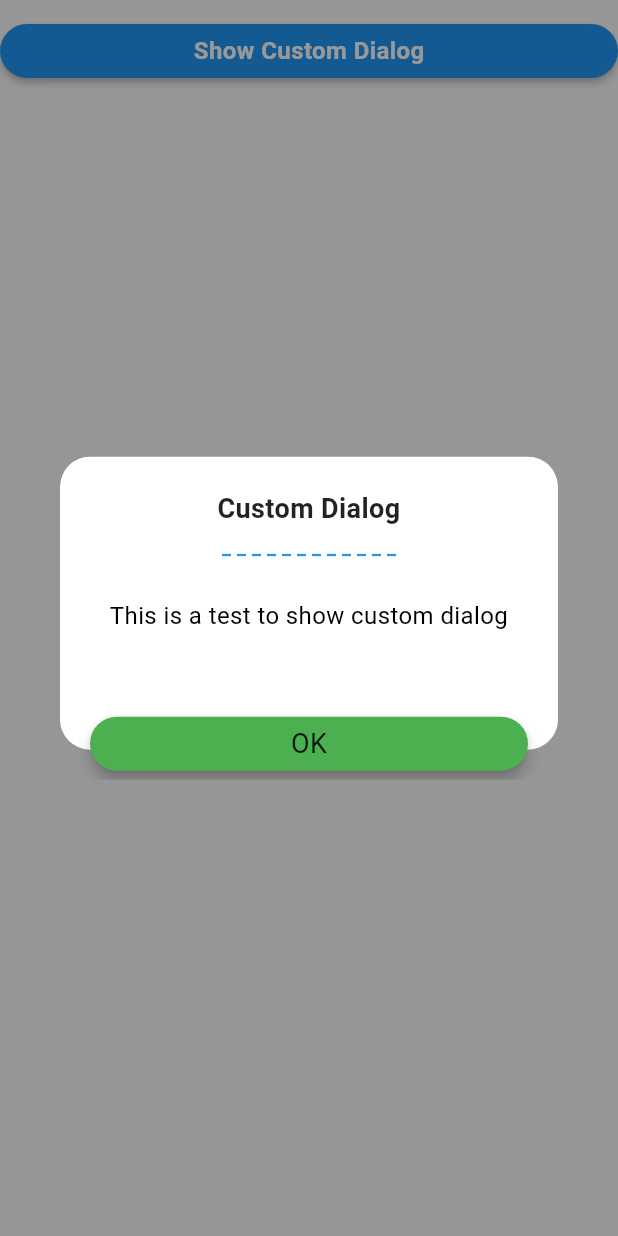
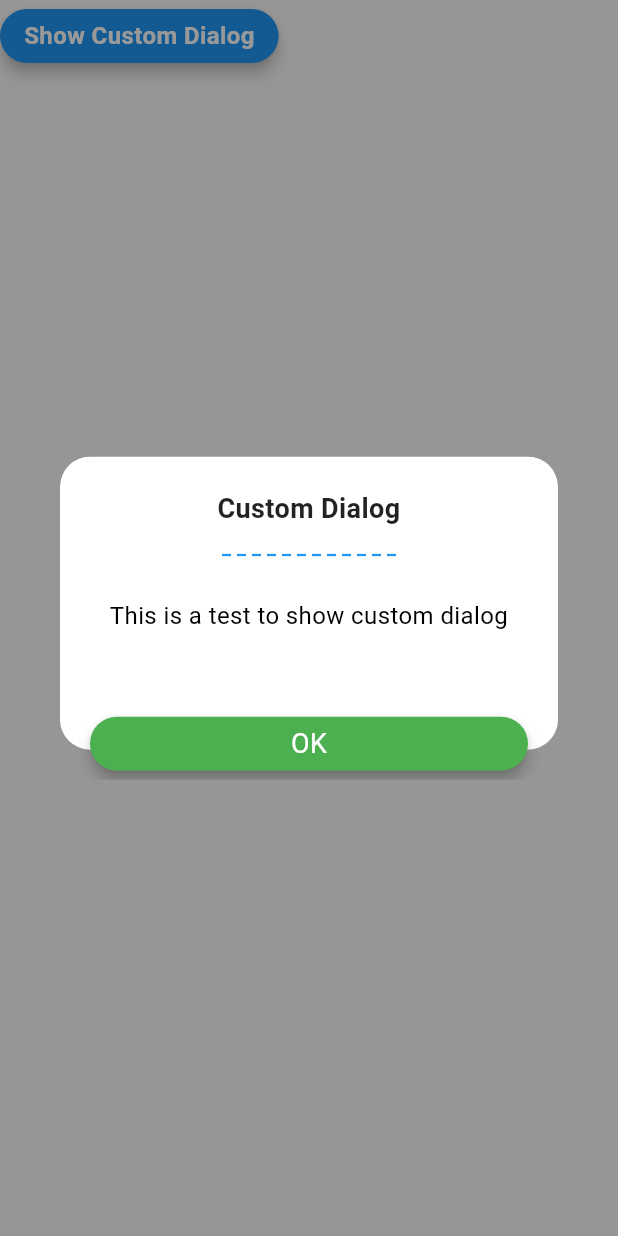
Before and after one commit to amitjangid80/multiutillib_flutter, a Flutter app: the DefaultButton widget shown alone on an empty page, opened directly, after a tap on "Show Custom Dialog", on a phone screen of 412 x 824 dp. Run offline on Flutter 3.47's test engine with Material 2 defaults, Android fonts, the phone set to English and light mode, and no system bars; our stand-ins replace device_info, package_info, progress_dialog, shimmer, simple_animations; missing offline and left inert: connectivity_wrapper; statements that could not run were skipped.

Commit message:
1 Added shadow color option for MaterialCard widget. 2 Code modification and removal of unwanted codes.

```diff
--- a/example/lib/main.dart
+++ b/example/lib/main.dart
@@ -148,11 +148,7 @@ class _MyHomePageState extends State<MyHomePage> with SingleTickerProviderStateM
                 const SizedBox(height: 10),
                 Text('To Two Digit: ${9.toTwoDigits}'),
                 const SizedBox(height: 10),
-                Text('To Two Digit: ${'9'.toTwoDigits}'),
-                const SizedBox(height: 10),
                 Text('To Three Digit: ${9.toThreeDigits}'),
-                const SizedBox(height: 10),
-                Text('To Three Digit: ${'9'.toThreeDigits}'),
                 const SizedBox(height: 10),
                 Text('To Length of String: ${'9'.toLengthOfString(5)}'),
                 const SizedBox(height: 10),
--- a/lib/multiutillib.dart
+++ b/lib/multiutillib.dart
@@ -1,6 +1,6 @@
 library multiutillib;
 
-export 'constants.dart';
+export 'utils/constants.dart';
 
 //#region utils
 export 'utils/utils.dart';
--- a/lib/multiutillib_flutter.dart
+++ b/lib/multiutillib_flutter.dart
@@ -1,6 +1,6 @@
 library multiutillib_flutter;
 
-export 'constants.dart';
+export 'utils/constants.dart';
 
 //#region utils
 export 'utils/utils.dart';
--- a/lib/utils/utils.dart
+++ b/lib/utils/utils.dart
@@ -4,6 +4,7 @@ import 'dart:io';
 import 'dart:math';
 
 import 'package:flutter/material.dart';
+import 'package:flutter/foundation.dart';
 
 import 'package:intl/intl.dart';
 import 'package:device_info/device_info.dart';
@@ -25,7 +26,7 @@ Future<String> getDeviceName() async {
   if (Platform.isAndroid) {
     AndroidDeviceInfo _androidDeviceInfo = await _deviceInfoPlugin.androidInfo;
     _deviceName = _androidDeviceInfo.model;
-  } else {
+  } else if (Platform.isIOS) {
     IosDeviceInfo _iosDeviceInfo = await _deviceInfoPlugin.iosInfo;
     _deviceName = _iosDeviceInfo.name;
   }
--- a/lib/widgets/connectivity_layout.dart
+++ b/lib/widgets/connectivity_layout.dart
@@ -2,7 +2,7 @@
 
 import 'package:flutter/material.dart';
 
-import 'package:multiutillib/constants.dart';
+import 'package:multiutillib/utils/constants.dart';
 import 'package:connectivity_wrapper/connectivity_wrapper.dart';
 
 /// This widget is used to show messages for network operations
--- a/lib/widgets/default_button.dart
+++ b/lib/widgets/default_button.dart
@@ -6,18 +6,20 @@ import 'package:flutter/material.dart';
 class DefaultButton extends StatelessWidget {
   final String text;
   final Color btnColor;
+  final double elevation;
   final Function onPressed;
-  final double borderRadius;
+  final OutlinedBorder shape;
   final TextStyle btnTextStyle;
   final EdgeInsetsGeometry margin;
   final bool isEnabled, isUpperCase;
 
   DefaultButton({
     this.btnColor,
+    this.elevation = 4,
     this.isEnabled = true,
-    this.borderRadius = 24,
     this.isUpperCase = true,
     this.margin = const EdgeInsets.only(top: 10),
+    this.shape = const RoundedRectangleBorder(borderRadius: BorderRadius.all(Radius.circular(30))),
     this.btnTextStyle = const TextStyle(
       fontSize: 16,
       letterSpacing: 0.27,
@@ -30,18 +32,15 @@ class DefaultButton extends StatelessWidget {
 
   @override
   Widget build(BuildContext context) {
-    return Container(
-      margin: margin,
-      width: double.infinity,
-      child: ElevatedButton(
+    return ElevatedButton(
       clipBehavior: Clip.antiAlias,
       child: Text(text, style: btnTextStyle),
       onPressed: isEnabled ? onPressed : null,
       style: ElevatedButton.styleFrom(
+        shape: shape,
         primary: btnColor,
+        elevation: elevation,
         visualDensity: VisualDensity.adaptivePlatformDensity,
-          shape: RoundedRectangleBorder(borderRadius: BorderRadius.circular(borderRadius)),
-        ),
       ),
     );
   }
--- a/lib/widgets/dialogs/custom_dialog.dart
+++ b/lib/widgets/dialogs/custom_dialog.dart
@@ -138,13 +138,11 @@ class _CustomDialog extends StatelessWidget {
               left: 20,
               right: 20,
               bottom: 0,
-              child: RaisedButton(
-                elevation: 4,
-                color: btnColor,
-                clipBehavior: Clip.antiAlias,
-                child: Text(btnText, style: btnStyle),
+              child: DefaultButton(
+                text: btnText,
+                btnColor: btnColor,
+                btnTextStyle: btnStyle,
                 onPressed: () => Navigator.pop(context),
-                shape: RoundedRectangleBorder(borderRadius: BorderRadius.circular(30)),
               ),
             ),
           ],
--- a/lib/widgets/material_card.dart
+++ b/lib/widgets/material_card.dart
@@ -7,6 +7,7 @@ class MaterialCard extends StatelessWidget {
   final Color color;
   final Widget child;
   final Function onTap;
+  final Color shadowColor;
   final double elevation, borderRadius;
   final EdgeInsetsGeometry margin, padding;
   final BorderRadiusGeometry borderRadiusGeometry;
@@ -14,6 +15,7 @@ class MaterialCard extends StatelessWidget {
   MaterialCard({
     @required this.child,
     this.onTap,
+    this.shadowColor,
     this.borderRadius,
     this.elevation = 4,
     this.borderRadiusGeometry,
@@ -33,7 +35,7 @@ class MaterialCard extends StatelessWidget {
           elevation: elevation,
           type: MaterialType.card,
           clipBehavior: Clip.antiAlias,
-          shadowColor: Colors.grey[400],
+          shadowColor: shadowColor ?? Colors.grey[200],
           child: Container(child: child, padding: padding),
           borderRadius: borderRadius == null ? borderRadiusGeometry : BorderRadius.circular(borderRadius),
         ),
--- a/lib/widgets/otp_text_field.dart
+++ b/lib/widgets/otp_text_field.dart
@@ -63,9 +63,9 @@ class _OTPTextFieldState extends State<OTPTextField> {
   void initState() {
     super.initState();
 
-    _focusNodesList = List<FocusNode>(widget.noOfOtpFields);
+    _focusNodesList = List.filled(widget.noOfOtpFields, null);
     _otpList = List.generate(widget.noOfOtpFields, (int i) => '');
-    _otpTextControllersList = List<TextEditingController>(widget.noOfOtpFields);
+    _otpTextControllersList = List.filled(widget.noOfOtpFields, null);
 
     _underlineInputBorder = UnderlineInputBorder(
       borderSide: BorderSide(color: widget.borderColor, width: widget.borderWidth),
--- a/pubspec.yaml
+++ b/pubspec.yaml
@@ -1,6 +1,6 @@
 name: multiutillib
 description: A new Flutter package with multiple utilities to use on the go and ease in development process.
-version: 1.0.2
+version: 1.0.3
 authors:
   - Amit Jangid<amitjangid80@yahoo.in>
 homepage: https://github.com/amitjangid80/multiutillib_flutter.git
```
Also changed, not shown: lib/utils/date_time_extension.dart (+4 -4 lines), lib/utils/string_extension.dart (+7 -1 lines), lib/widgets/dialogs/custom_confirm_dialog.dart (+8 -10 lines), example/pubspec.lock, lib/utils/constants.dart (renamed from lib/constants.dart), 3 other files. Lines whose indentation alone changed are shown as unchanged.
